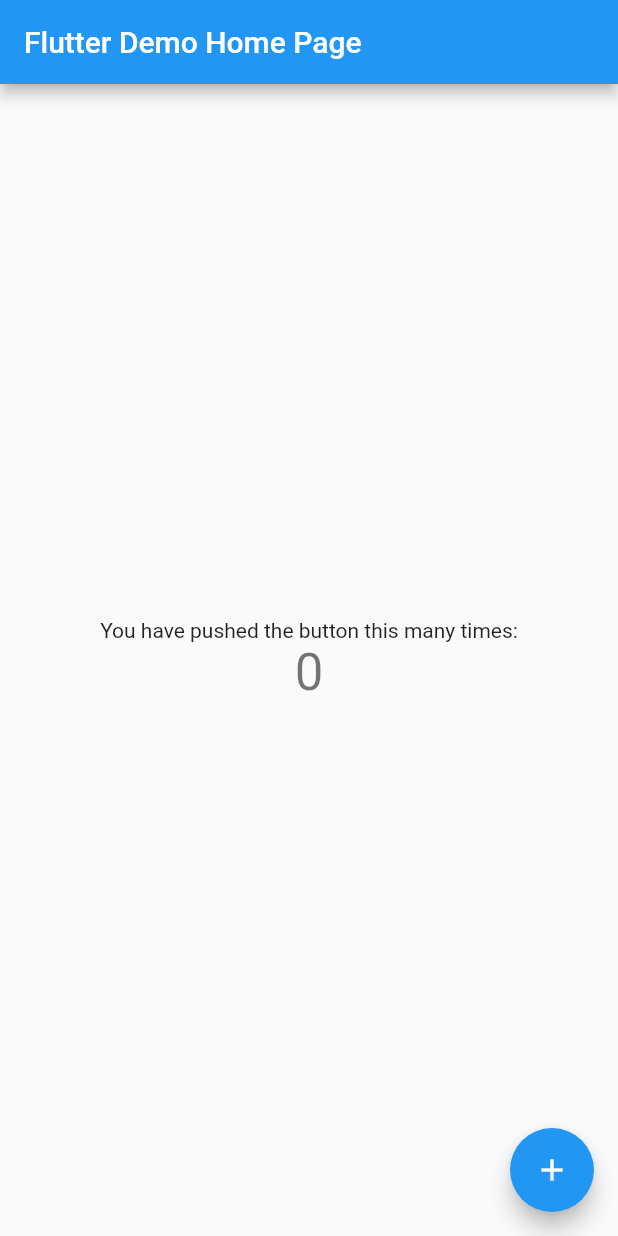
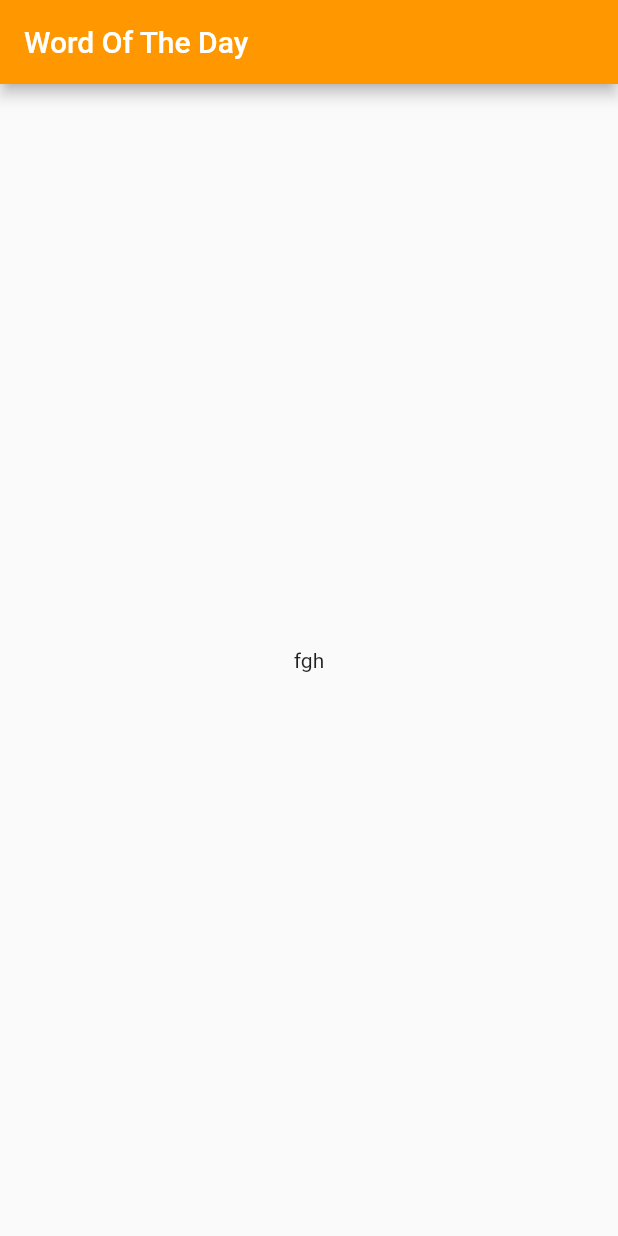
Before and after one commit to RangerVinven/Word-Of-The-Day-App, a Flutter app: the screen it shows after launch, on a phone screen of 412 x 824 dp. Run offline on Flutter 3.47's test engine with Material 2 defaults, Android fonts, the phone set to English and light mode, and no system bars.

Commit message:
Changed the template code to a blank scaffold app

```diff
--- a/lib/main.dart
+++ b/lib/main.dart
@@ -1,115 +1,25 @@
 import 'package:flutter/material.dart';
 
 void main() {
-  runApp(const MyApp());
+  runApp(const HomePage());
 }
 
-class MyApp extends StatelessWidget {
-  const MyApp({Key? key}) : super(key: key);
+class HomePage extends StatelessWidget {
+  const HomePage({Key? key}) : super(key: key);
 
   // This widget is the root of your application.
   @override
   Widget build(BuildContext context) {
     return MaterialApp(
-      title: 'Flutter Demo',
-      theme: ThemeData(
-        // This is the theme of your application.
-        //
-        // Try running your application with "flutter run". You'll see the
-        // application has a blue toolbar. Then, without quitting the app, try
-        // changing the primarySwatch below to Colors.green and then invoke
-        // "hot reload" (press "r" in the console where you ran "flutter run",
-        // or simply save your changes to "hot reload" in a Flutter IDE).
-        // Notice that the counter didn't reset back to zero; the application
-        // is not restarted.
-        primarySwatch: Colors.blue,
+      home: Scaffold(
+        appBar: AppBar(
+          title: const Text("Word Of The Day"),
+          backgroundColor: Colors.orange,
+        ),
+        body: Center(
+          child: const Text("fgh")
+        ),
       ),
-      home: const MyHomePage(title: 'Flutter Demo Home Page'),
     );
   }
 }
-
-class MyHomePage extends StatefulWidget {
-  const MyHomePage({Key? key, required this.title}) : super(key: key);
-
-  // This widget is the home page of your application. It is stateful, meaning
-  // that it has a State object (defined below) that contains fields that affect
-  // how it looks.
-
-  // This class is the configuration for the state. It holds the values (in this
-  // case the title) provided by the parent (in this case the App widget) and
-  // used by the build method of the State. Fields in a Widget subclass are
-  // always marked "final".
-
-  final String title;
-
-  @override
-  State<MyHomePage> createState() => _MyHomePageState();
-}
-
-class _MyHomePageState extends State<MyHomePage> {
-  int _counter = 0;
-
-  void _incrementCounter() {
-    setState(() {
-      // This call to setState tells the Flutter framework that something has
-      // changed in this State, which causes it to rerun the build method below
-      // so that the display can reflect the updated values. If we changed
-      // _counter without calling setState(), then the build method would not be
-      // called again, and so nothing would appear to happen.
-      _counter++;
-    });
-  }
-
-  @override
-  Widget build(BuildContext context) {
-    // This method is rerun every time setState is called, for instance as done
-    // by the _incrementCounter method above.
-    //
-    // The Flutter framework has been optimized to make rerunning build methods
-    // fast, so that you can just rebuild anything that needs updating rather
-    // than having to individually change instances of widgets.
-    return Scaffold(
-      appBar: AppBar(
-        // Here we take the value from the MyHomePage object that was created by
-        // the App.build method, and use it to set our appbar title.
-        title: Text(widget.title),
-      ),
-      body: Center(
-        // Center is a layout widget. It takes a single child and positions it
-        // in the middle of the parent.
-        child: Column(
-          // Column is also a layout widget. It takes a list of children and
-          // arranges them vertically. By default, it sizes itself to fit its
-          // children horizontally, and tries to be as tall as its parent.
-          //
-          // Invoke "debug painting" (press "p" in the console, choose the
-          // "Toggle Debug Paint" action from the Flutter Inspector in Android
-          // Studio, or the "Toggle Debug Paint" command in Visual Studio Code)
-          // to see the wireframe for each widget.
-          //
-          // Column has various properties to control how it sizes itself and
-          // how it positions its children. Here we use mainAxisAlignment to
-          // center the children vertically; the main axis here is the vertical
-          // axis because Columns are vertical (the cross axis would be
-          // horizontal).
-          mainAxisAlignment: MainAxisAlignment.center,
-          children: <Widget>[
-            const Text(
-              'You have pushed the button this many times:',
-            ),
-            Text(
-              '$_counter',
-              style: Theme.of(context).textTheme.headline4,
-            ),
-          ],
-        ),
-      ),
-      floatingActionButton: FloatingActionButton(
-        onPressed: _incrementCounter,
-        tooltip: 'Increment',
-        child: const Icon(Icons.add),
-      ), // This trailing comma makes auto-formatting nicer for build methods.
-    );
-  }
-}
```
